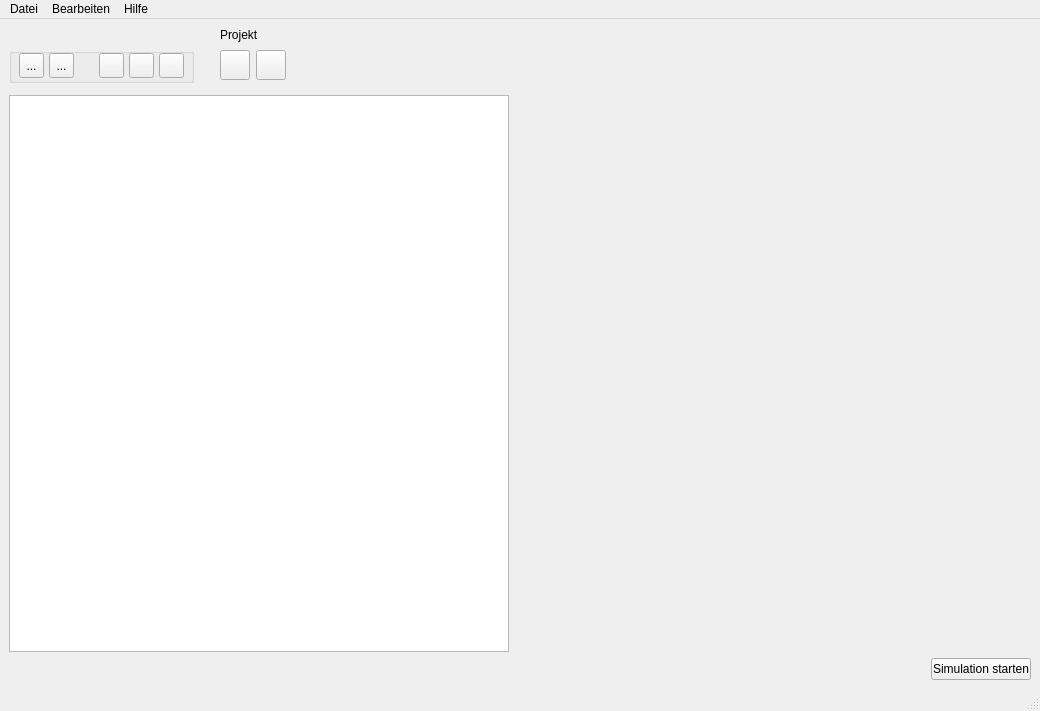
Before: the Qt Designer form src/gui_vm/view/qt_designed/main_window.ui in ChrFr/gui_vm, drawn with Qt 5.
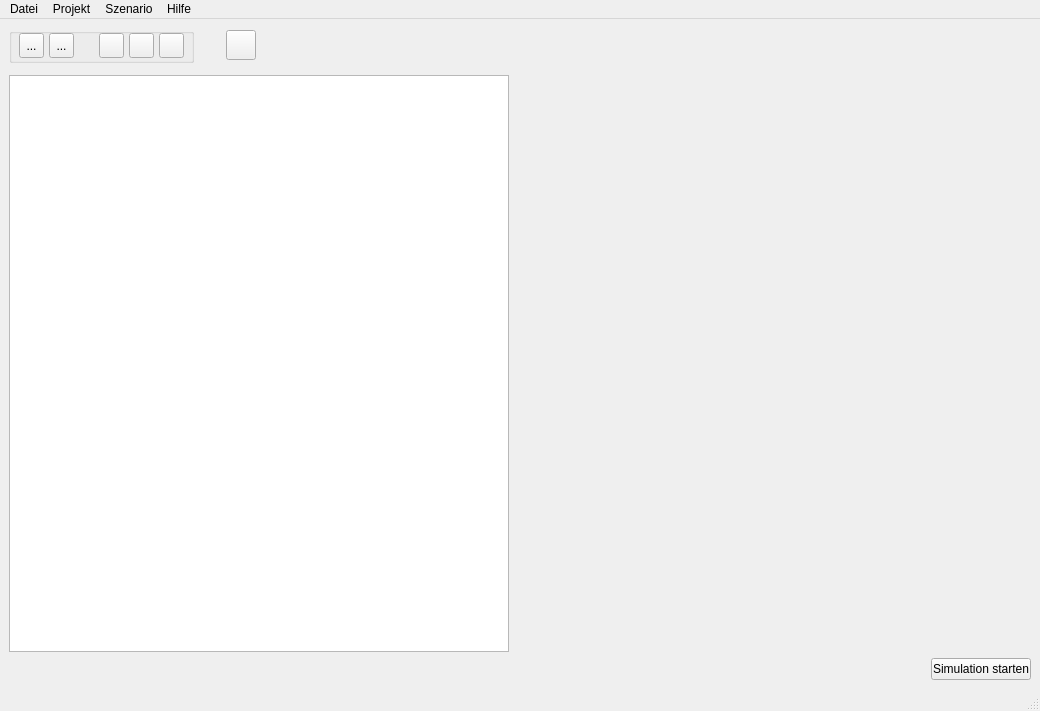
After: the same form once the commit is applied. Icons and pictures are not drawn.

Commit message: added history, gui_vm starts with recent project, menu for opening recent projects

Diff of the .ui file:
```diff
--- a/src/gui_vm/view/qt_designed/main_window.ui
+++ b/src/gui_vm/view/qt_designed/main_window.ui
@@ -49,7 +49,7 @@
       </item>
       <item row="3" column="0">
        <layout class="QGridLayout" name="gridLayout_4">
-        <item row="1" column="9">
+        <item row="0" column="9">
          <spacer name="horizontalSpacer_3">
           <property name="orientation">
            <enum>Qt::Horizontal</enum>
@@ -62,23 +62,7 @@
           </property>
          </spacer>
         </item>
-        <item row="1" column="3">
-         <spacer name="horizontalSpacer_4">
-          <property name="orientation">
-           <enum>Qt::Horizontal</enum>
-          </property>
-          <property name="sizeType">
-           <enum>QSizePolicy::Fixed</enum>
-          </property>
-          <property name="sizeHint" stdset="0">
-           <size>
-            <width>20</width>
-            <height>20</height>
-           </size>
-          </property>
-         </spacer>
-        </item>
-        <item row="1" column="5">
+        <item row="0" column="5">
          <layout class="QHBoxLayout" name="horizontalLayout_3">
           <item>
            <widget class="QPushButton" name="open_button">
@@ -109,55 +93,9 @@
             </property>
            </widget>
           </item>
-          <item>
-           <widget class="QPushButton" name="save_button">
-            <property name="maximumSize">
-             <size>
-              <width>30</width>
-              <height>30</height>
-             </size>
-            </property>
-            <property name="toolTip">
-             <string>Projekt speichern</string>
-            </property>
-            <property name="text">
-             <string/>
-            </property>
-            <property name="icon">
-             <iconset resource="gui.qrc">
-              <normaloff>:/buttons/icons/save.png</normaloff>:/buttons/icons/save.png</iconset>
-            </property>
-            <property name="iconSize">
-             <size>
-              <width>24</width>
-              <height>28</height>
-             </size>
-            </property>
-           </widget>
-          </item>
          </layout>
         </item>
         <item row="0" column="2">
-         <widget class="QLabel" name="button_group_label">
-          <property name="maximumSize">
-           <size>
-            <width>16777215</width>
-            <height>16777215</height>
-           </size>
-          </property>
-          <property name="text">
-           <string/>
-          </property>
-         </widget>
-        </item>
-        <item row="0" column="5">
-         <widget class="QLabel" name="label">
-          <property name="text">
-           <string>Projekt</string>
-          </property>
-         </widget>
-        </item>
-        <item row="1" column="2">
          <widget class="QGroupBox" name="context_button_group">
           <property name="minimumSize">
            <size>
@@ -309,6 +247,22 @@
           </widget>
          </widget>
         </item>
+        <item row="0" column="3" colspan="2">
+         <spacer name="horizontalSpacer_4">
+          <property name="orientation">
+           <enum>Qt::Horizontal</enum>
+          </property>
+          <property name="sizeType">
+           <enum>QSizePolicy::Fixed</enum>
+          </property>
+          <property name="sizeHint" stdset="0">
+           <size>
+            <width>20</width>
+            <height>20</height>
+           </size>
+          </property>
+         </spacer>
+        </item>
        </layout>
       </item>
       <item row="6" column="2">
@@ -358,18 +312,6 @@
     <property name="title">
      <string>Datei</string>
     </property>
-    <addaction name="actionNeues_Projekt"/>
-    <addaction name="actionProjekt_ffnen"/>
-    <addaction name="actionProjekt_speichern"/>
-    <addaction name="separator"/>
-    <addaction name="actionBeenden"/>
-   </widget>
-   <widget class="QMenu" name="menuBearbeiten">
-    <property name="title">
-     <string>Bearbeiten</string>
-    </property>
-    <addaction name="actionNeues_Szenario"/>
-    <addaction name="separator"/>
     <addaction name="actionEinstellungen"/>
    </widget>
    <widget class="QMenu" name="menuHilfe">
@@ -378,8 +320,32 @@
     </property>
     <addaction name="actionInfo"/>
    </widget>
+   <widget class="QMenu" name="menuProjekt">
+    <property name="title">
+     <string>Projekt</string>
+    </property>
+    <widget class="QMenu" name="menuZuletzt_benutzt">
+     <property name="title">
+      <string>zuletzt benutzt</string>
+     </property>
+    </widget>
+    <addaction name="actionNeues_Projekt"/>
+    <addaction name="actionProjekt_ffnen"/>
+    <addaction name="actionProjekt_schlie_en"/>
+    <addaction name="separator"/>
+    <addaction name="menuZuletzt_benutzt"/>
+   </widget>
+   <widget class="QMenu" name="menuSzenario">
+    <property name="title">
+     <string>Szenario</string>
+    </property>
+    <addaction name="actionNeues_Szenario"/>
+    <addaction name="actionSzenario_duplizieren"/>
+    <addaction name="actionSzenario_l_schen"/>
+   </widget>
    <addaction name="menuDatei"/>
-   <addaction name="menuBearbeiten"/>
+   <addaction name="menuProjekt"/>
+   <addaction name="menuSzenario"/>
    <addaction name="menuHilfe"/>
   </widget>
   <widget class="QStatusBar" name="statusbar"/>
```
Left out of the diff: 22 changed lines with no effect on the pictures. The commit also changes 7 other files.
